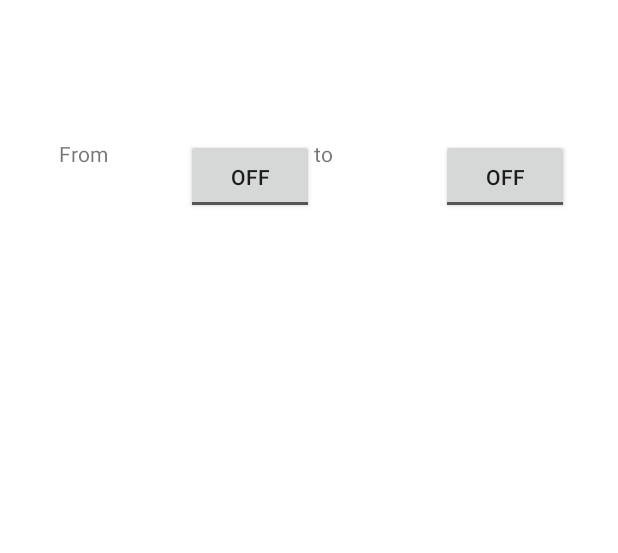
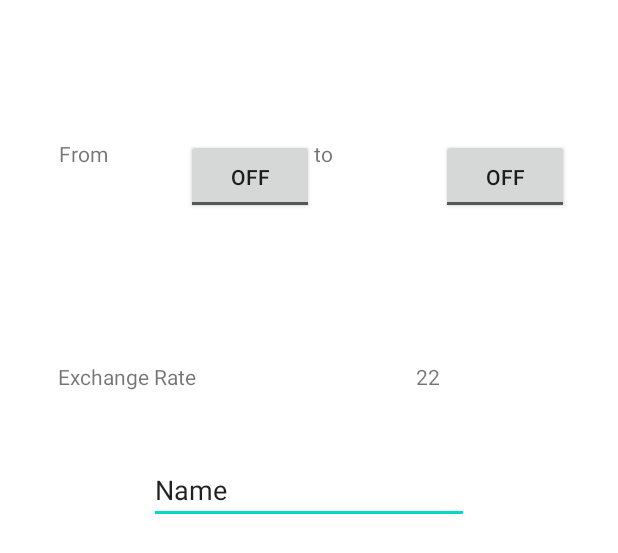
Before and after one commit to hoda-mawlawi/CurrencyConverter2.0, an Android app: the layout calculator.xml on its own in the app's theme, with its tools: preview values and no code run, on a phone screen of 412 x 824 dp. Shown: the top 553 px of the screen. Run offline under Robolectric (Android 15) with nearby library versions, the phone set to English and light mode, and no system bars.

Commit message:
add amount plain text

```diff
--- a/app/src/main/res/layout/calculator.xml
+++ b/app/src/main/res/layout/calculator.xml
@@ -54,4 +54,41 @@
         app:layout_constraintTop_toTopOf="parent"
         app:layout_constraintVertical_bias="0.120000005" />
 
+    <TextView
+        android:id="@+id/exchangeRateText"
+        android:layout_width="wrap_content"
+        android:layout_height="wrap_content"
+        android:text="Exchange Rate"
+        app:layout_constraintBottom_toBottomOf="parent"
+        app:layout_constraintEnd_toEndOf="parent"
+        app:layout_constraintHorizontal_bias="0.12"
+        app:layout_constraintStart_toStartOf="parent"
+        app:layout_constraintTop_toTopOf="parent"
+        app:layout_constraintVertical_bias="0.3" />
+
+    <TextView
+        android:id="@+id/dailyRate"
+        android:layout_width="wrap_content"
+        android:layout_height="wrap_content"
+        android:text="22"
+        app:layout_constraintBottom_toBottomOf="parent"
+        app:layout_constraintEnd_toEndOf="parent"
+        app:layout_constraintHorizontal_bias="0.7"
+        app:layout_constraintStart_toStartOf="parent"
+        app:layout_constraintTop_toTopOf="parent"
+        app:layout_constraintVertical_bias="0.3"/>
+
+    <EditText
+        android:id="@+id/amount"
+        android:layout_width="wrap_content"
+        android:layout_height="wrap_content"
+        android:ems="10"
+        android:inputType="textPersonName"
+        android:text="Name"
+        app:layout_constraintBottom_toBottomOf="parent"
+        app:layout_constraintEnd_toEndOf="parent"
+        app:layout_constraintStart_toStartOf="parent"
+        app:layout_constraintTop_toTopOf="parent"
+        app:layout_constraintVertical_bias="0.39" />
+
 </androidx.constraintlayout.widget.ConstraintLayout>
```
Also changed, not shown: app/src/main/res/drawable/arrow.jpg (added).
